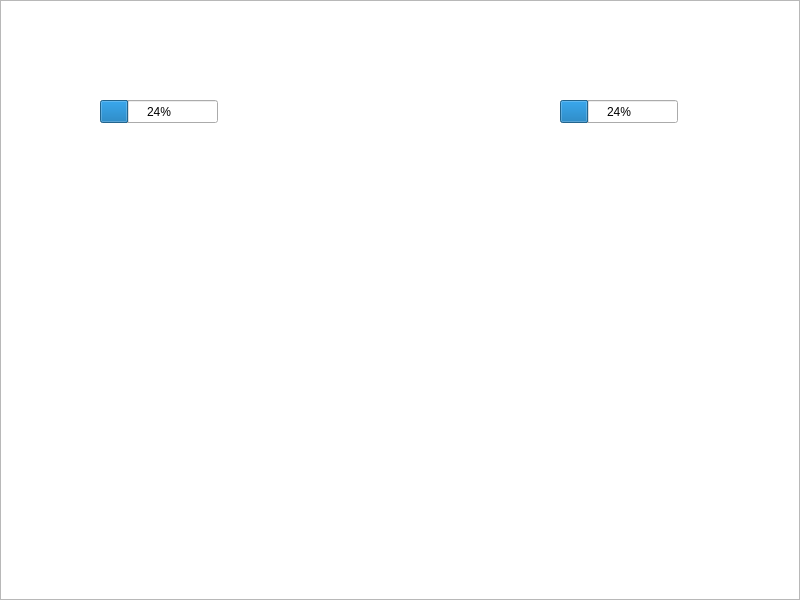
Old version of the form fighterguy/mainwindow.ui in the repository whunt1965/EC535_Final_Project.
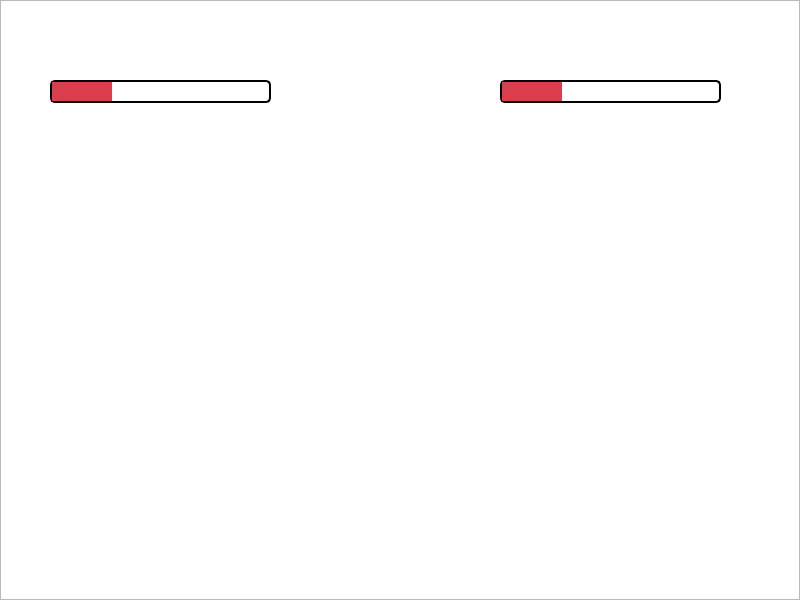
New version of the form. The open tabs and pages were chosen to show the change. Icons and pictures are not drawn.

Patch:
```diff
--- a/fighterguy/mainwindow.ui
+++ b/fighterguy/mainwindow.ui
@@ -435,30 +435,90 @@
      <widget class="QProgressBar" name="progressBar">
       <property name="geometry">
        <rect>
-        <x>100</x>
-        <y>100</y>
-        <width>118</width>
+        <x>50</x>
+        <y>80</y>
+        <width>221</width>
         <height>23</height>
        </rect>
       </property>
+      <property name="styleSheet">
+       <string notr="true">QProgressBar {
+    border: 2px solid black;
+    border-radius: 5px;
+}
+
+QProgressBar::chunk {
+	background-color: rgb(218, 62, 76);
+    width: 20px;
+}</string>
+      </property>
       <property name="value">
        <number>24</number>
       </property>
+      <property name="textVisible">
+       <bool>false</bool>
+      </property>
+      <property name="invertedAppearance">
+       <bool>false</bool>
+      </property>
      </widget>
      <widget class="QProgressBar" name="progressBar_2">
       <property name="geometry">
        <rect>
-        <x>560</x>
-        <y>100</y>
-        <width>118</width>
+        <x>500</x>
+        <y>80</y>
+        <width>221</width>
         <height>23</height>
        </rect>
       </property>
       <property name="styleSheet">
-       <string notr="true">selection-color: rgb(190, 52, 55);</string>
+       <string notr="true">QProgressBar {
+    border: 2px solid black;
+    border-radius: 5px;
+}
+
+QProgressBar::chunk {
+	background-color: rgb(218, 62, 76);
+    width: 20px;
+}</string>
       </property>
       <property name="value">
        <number>24</number>
+      </property>
+      <property name="textVisible">
+       <bool>false</bool>
+      </property>
+     </widget>
+     <widget class="QLabel" name="label_6">
+      <property name="geometry">
+       <rect>
+        <x>50</x>
+        <y>10</y>
+        <width>191</width>
+        <height>71</height>
+       </rect>
+      </property>
+      <property name="styleSheet">
+       <string notr="true">border-image: url(:/assets/Player1Text.png);</string>
+      </property>
+      <property name="text">
+       <string/>
+      </property>
+     </widget>
+     <widget class="QLabel" name="label_7">
+      <property name="geometry">
+       <rect>
+        <x>510</x>
+        <y>10</y>
+        <width>191</width>
+        <height>71</height>
+       </rect>
+      </property>
+      <property name="styleSheet">
+       <string notr="true">border-image: url(:/assets/Player2Text.png);</string>
+      </property>
+      <property name="text">
+       <string/>
       </property>
      </widget>
     </widget>
```
